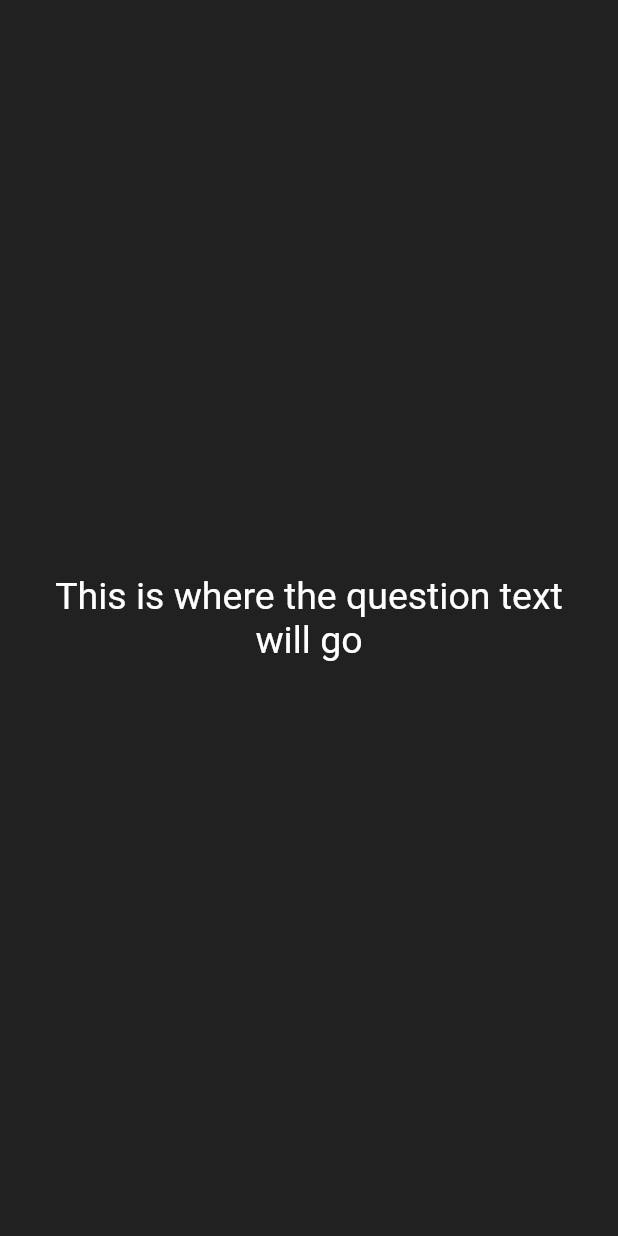
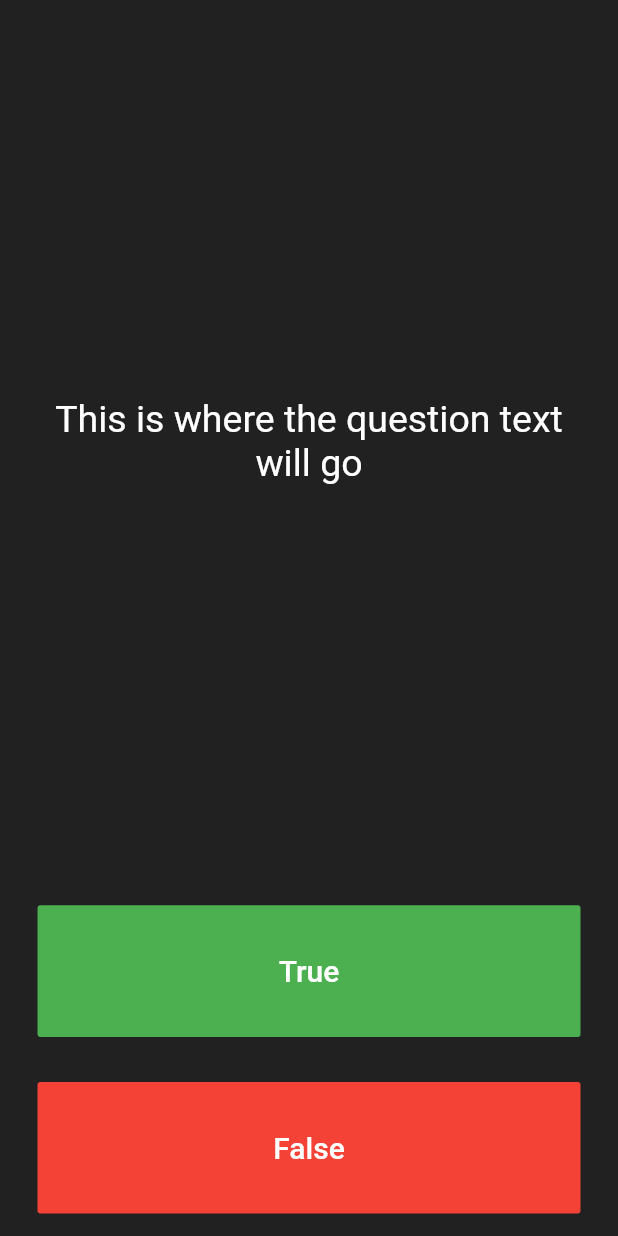
Before and after one commit to sohamb1390/quizzler-flutter, a Flutter app: the screen it shows after launch, on a phone screen of 412 x 824 dp. Run offline on Flutter 3.47's test engine with Material 2 defaults, Android fonts, the phone set to English and light mode, and no system bars.

Commit message:
Code seperation

```diff
--- a/quizzy_flutter/lib/main.dart
+++ b/quizzy_flutter/lib/main.dart
@@ -25,12 +25,51 @@ class QuizPage extends StatefulWidget {
 }
 
 class _QuizPageState extends State<QuizPage> {
-  @override
-  Widget build(BuildContext context) {
-    return Container(
-      child: Column(
-        children: <Widget>[
-          Expanded(
+  Widget trueFlatButton() {
+    return Expanded(
+      child: Padding(
+        padding: EdgeInsets.all(15.0),
+        child: FlatButton(
+          color: Colors.green,
+          onPressed: () {
+            //The user picked true.
+          },
+          child: Text(
+            'True',
+            style: TextStyle(
+              fontSize: 20.0,
+              color: Colors.white,
+            ),
+          ),
+        ),
+      ),
+    );
+  }
+
+  Widget flaseFlatButton() {
+    return Expanded(
+      child: Padding(
+        padding: EdgeInsets.all(15.0),
+        child: FlatButton(
+          color: Colors.red,
+          onPressed: () {
+            //The user picked true.
+          },
+          child: Text(
+            'False',
+            style: TextStyle(
+              fontSize: 20.0,
+              color: Colors.white,
+            ),
+          ),
+        ),
+      ),
+    );
+  }
+
+  Widget questionText() {
+    return Expanded(
+      flex: 5,
       child: Padding(
         padding: EdgeInsets.all(10.0),
         child: Center(
@@ -44,7 +83,19 @@ class _QuizPageState extends State<QuizPage> {
           ),
         ),
       ),
-          )
+    );
+  }
+
+  @override
+  Widget build(BuildContext context) {
+    return Container(
+      child: Column(
+        mainAxisAlignment: MainAxisAlignment.spaceBetween,
+        crossAxisAlignment: CrossAxisAlignment.stretch,
+        children: <Widget>[
+          questionText(),
+          trueFlatButton(),
+          flaseFlatButton(),
         ],
       ),
     );
```
Lines whose indentation alone changed are shown as unchanged.
